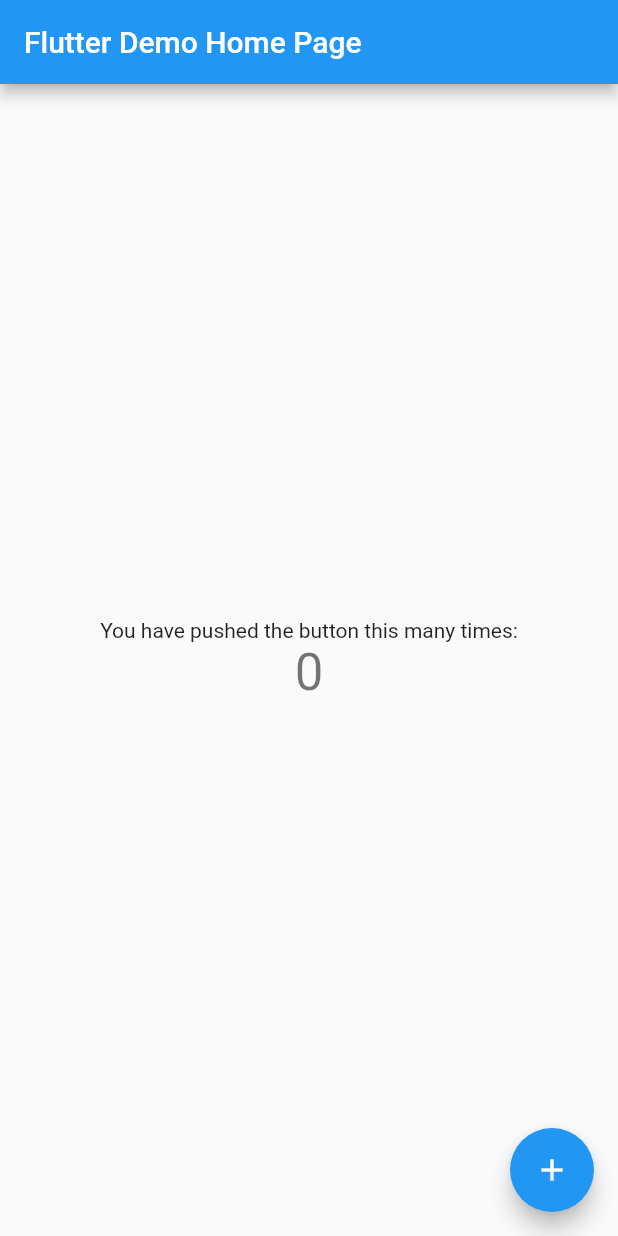
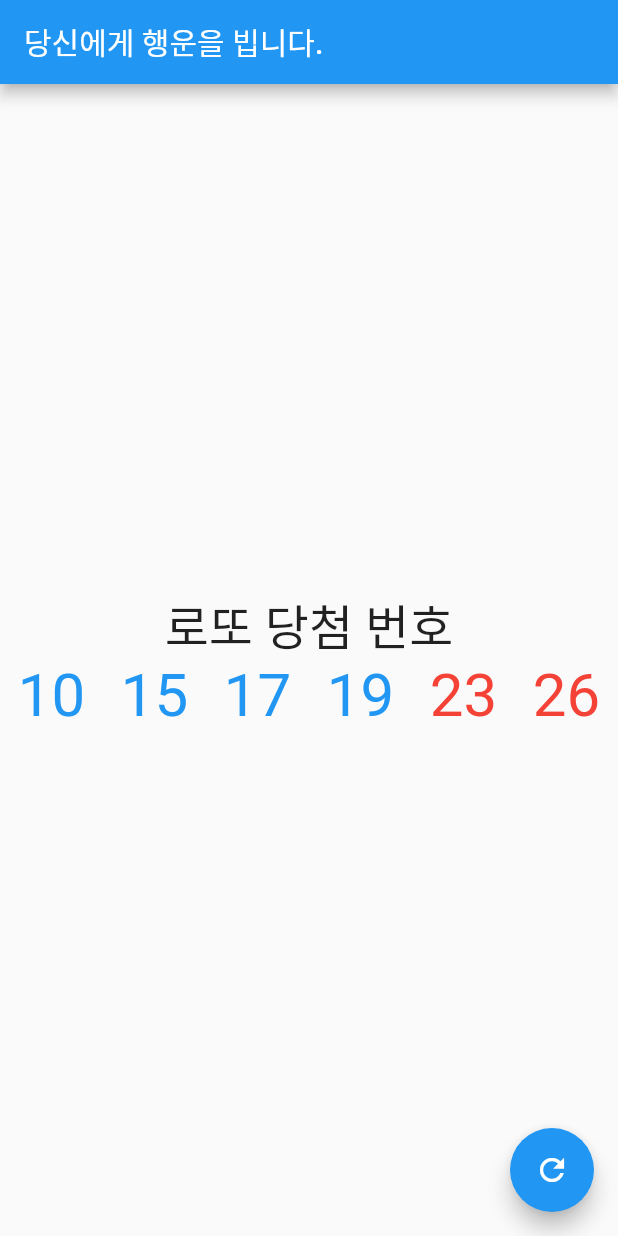
Before and after one commit to leenow-project/lotto, a Flutter app: the screen it shows after launch, on a phone screen of 412 x 824 dp. Run offline on Flutter 3.47's test engine with Material 2 defaults, Android fonts, the phone set to English and light mode, and no system bars.

Commit message:
6자리 번호 겹치지 않게 생성

```diff
--- a/lib/main.dart
+++ b/lib/main.dart
@@ -1,41 +1,23 @@
 import 'package:flutter/material.dart';
+import 'dart:math';
 
 void main() => runApp(MyApp());
 
 class MyApp extends StatelessWidget {
-  // This widget is the root of your application.
   @override
   Widget build(BuildContext context) {
     return MaterialApp(
       title: 'Flutter Demo',
       theme: ThemeData(
-        // This is the theme of your application.
-        //
-        // Try running your application with "flutter run". You'll see the
-        // application has a blue toolbar. Then, without quitting the app, try
-        // changing the primarySwatch below to Colors.green and then invoke
-        // "hot reload" (press "r" in the console where you ran "flutter run",
-        // or simply save your changes to "hot reload" in a Flutter IDE).
-        // Notice that the counter didn't reset back to zero; the application
-        // is not restarted.
         primarySwatch: Colors.blue,
       ),
-      home: MyHomePage(title: 'Flutter Demo Home Page'),
+      home: MyHomePage(title: '당신에게 행운을 빕니다.'),
     );
   }
 }
 
 class MyHomePage extends StatefulWidget {
   MyHomePage({Key key, this.title}) : super(key: key);
-
-  // This widget is the home page of your application. It is stateful, meaning
-  // that it has a State object (defined below) that contains fields that affect
-  // how it looks.
-
-  // This class is the configuration for the state. It holds the values (in this
-  // case the title) provided by the parent (in this case the App widget) and
-  // used by the build method of the State. Fields in a Widget subclass are
-  // always marked "final".
 
   final String title;
 
@@ -44,68 +26,89 @@
 }
 
 class _MyHomePageState extends State<MyHomePage> {
-  int _counter = 0;
+  List<int> nums = [0, 0, 0, 0, 0, 0];
+  List<int> tempNums = [];
+  final _random = new Random();
 
-  void _incrementCounter() {
+  int next(int min, int max) => min + _random.nextInt(max - min);
+
+  @override
+  void initState() {
+    _shackNumber();
+  }
+
+  _shackNumber() {
+    tempNums = [];
+    for (int i = 0; i < 6; i++) {
+      int randomNum = next(1, 45);
+
+      if (tempNums.indexOf(randomNum) == -1) {
+        tempNums.add(randomNum);
+      } else {
+        i = i - 1;
+      }
+    }
+    tempNums.sort();
+
     setState(() {
-      // This call to setState tells the Flutter framework that something has
-      // changed in this State, which causes it to rerun the build method below
-      // so that the display can reflect the updated values. If we changed
-      // _counter without calling setState(), then the build method would not be
-      // called again, and so nothing would appear to happen.
-      _counter++;
+      nums = tempNums;
     });
   }
 
   @override
   Widget build(BuildContext context) {
-    // This method is rerun every time setState is called, for instance as done
-    // by the _incrementCounter method above.
-    //
-    // The Flutter framework has been optimized to make rerunning build methods
-    // fast, so that you can just rebuild anything that needs updating rather
-    // than having to individually change instances of widgets.
     return Scaffold(
       appBar: AppBar(
-        // Here we take the value from the MyHomePage object that was created by
-        // the App.build method, and use it to set our appbar title.
         title: Text(widget.title),
       ),
       body: Center(
-        // Center is a layout widget. It takes a single child and positions it
-        // in the middle of the parent.
         child: Column(
-          // Column is also a layout widget. It takes a list of children and
-          // arranges them vertically. By default, it sizes itself to fit its
-          // children horizontally, and tries to be as tall as its parent.
-          //
-          // Invoke "debug painting" (press "p" in the console, choose the
-          // "Toggle Debug Paint" action from the Flutter Inspector in Android
-          // Studio, or the "Toggle Debug Paint" command in Visual Studio Code)
-          // to see the wireframe for each widget.
-          //
-          // Column has various properties to control how it sizes itself and
-          // how it positions its children. Here we use mainAxisAlignment to
-          // center the children vertically; the main axis here is the vertical
-          // axis because Columns are vertical (the cross axis would be
-          // horizontal).
           mainAxisAlignment: MainAxisAlignment.center,
           children: <Widget>[
             Text(
-              'You have pushed the button this many times:',
+              '로또 당첨 번호',
+              style: TextStyle(
+                fontSize: 32.0
+              ),
             ),
-            Text(
-              '$_counter',
-              style: Theme.of(context).textTheme.display1,
-            ),
+            Row(
+              children: <Widget>[
+                _pickNumberWidget(nums[0]),
+                _pickNumberWidget(nums[1]),
+                _pickNumberWidget(nums[2]),
+                _pickNumberWidget(nums[3]),
+                _pickNumberWidget(nums[4]),
+                _pickNumberWidget(nums[5]),
+              ],
+            )
           ],
         ),
       ),
       floatingActionButton: FloatingActionButton(
-        onPressed: _incrementCounter,
+        onPressed: _shackNumber,
         tooltip: 'Increment',
-        child: Icon(Icons.add),
+        child: Icon(Icons.refresh),
       ), // This trailing comma makes auto-formatting nicer for build methods.
     );
   }
+
+  Widget _pickNumberWidget(int number) {
+    return Expanded(
+      child: Center(
+        child: Text(
+          '$number',
+          style: TextStyle(
+            color: number >= 40
+                ? Colors.green
+                : number >= 30
+                    ? Colors.grey
+                    : number >= 20
+                        ? Colors.red
+                        : number >= 10 ? Colors.blue : Colors.orange,
+            fontSize: 40.0,
+          ),
+        ),
+      ),
+    );
+  }
 }
```
